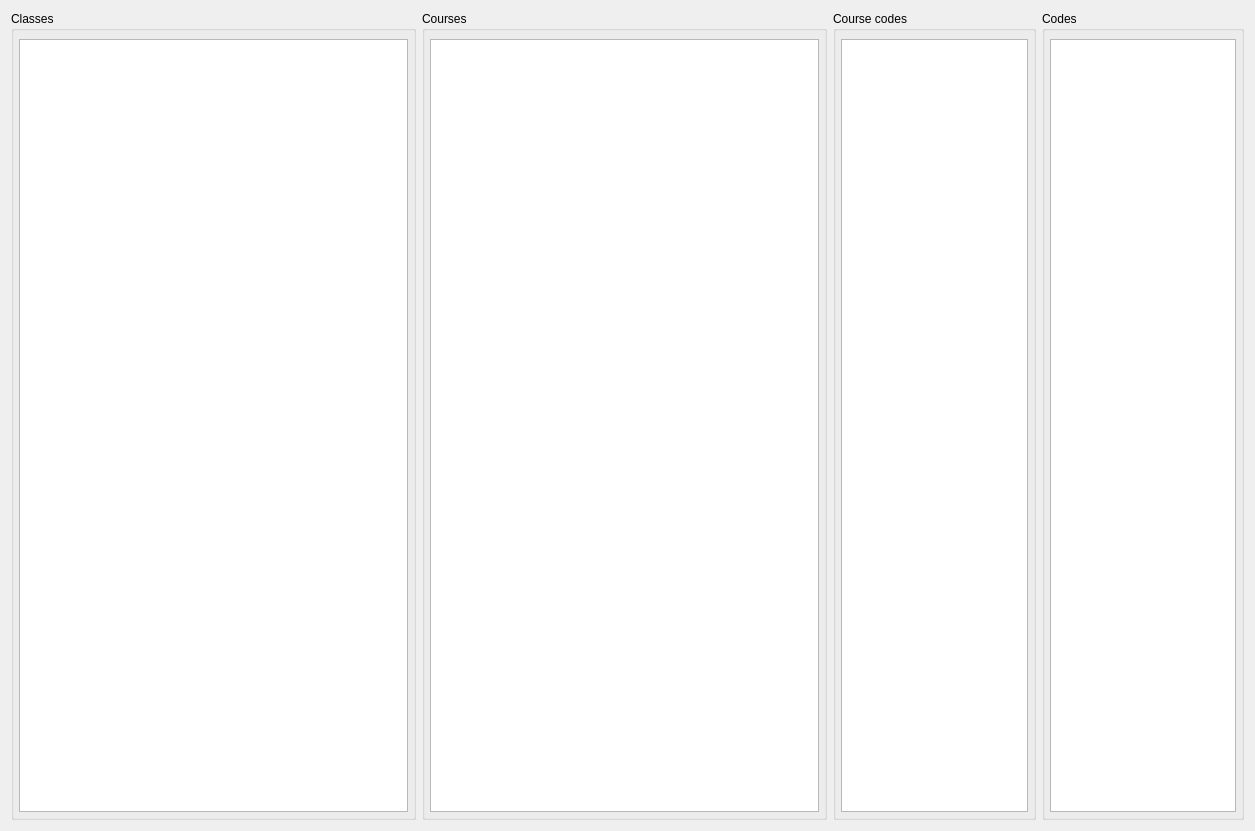
Before: the Qt Designer form quickevent/app/plugins/qml/Classes/src/classeswidget.ui in Quick-Event/quickbox, drawn with Qt 5.
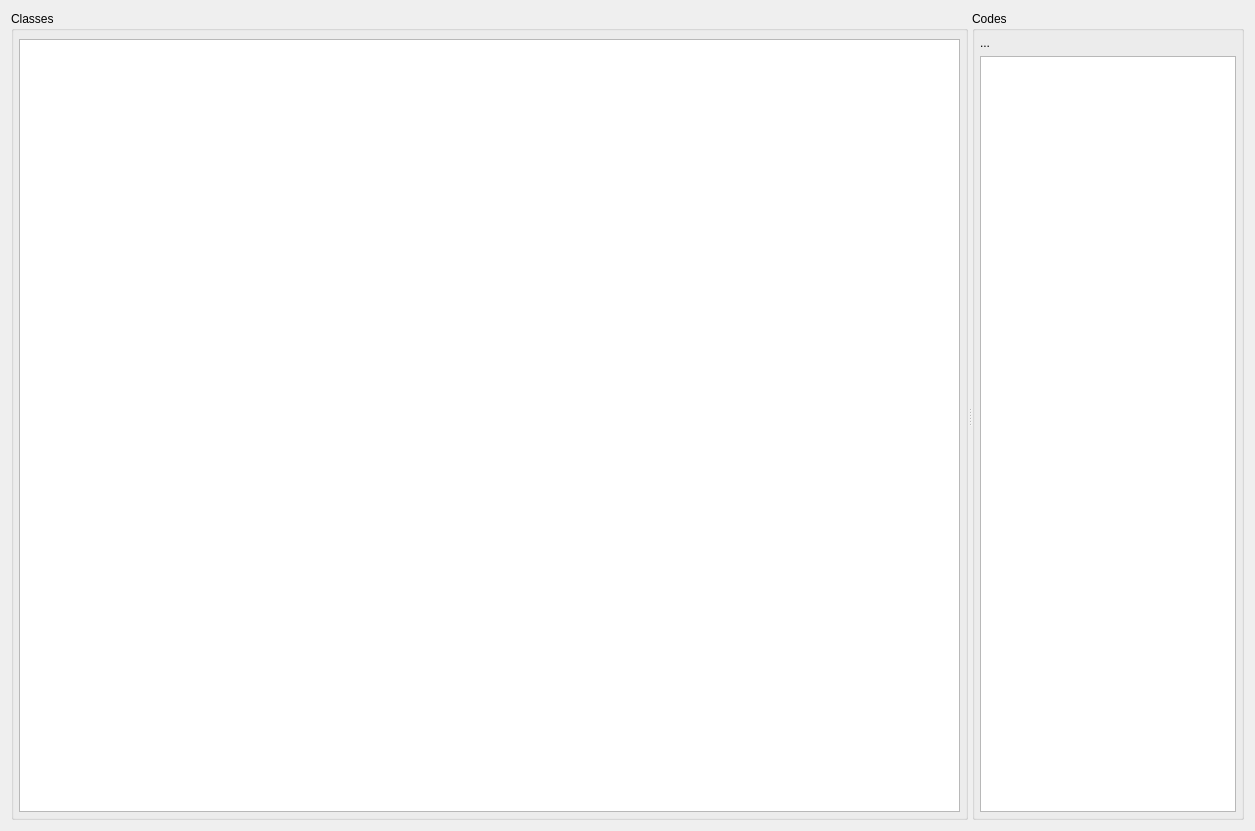
After: the same form once the commit is applied. Custom widgets are drawn as their Qt base class.

Commit message: quickevent: course codes table

Diff of the .ui file:
```diff
--- a/quickevent/app/plugins/qml/Classes/src/classeswidget.ui
+++ b/quickevent/app/plugins/qml/Classes/src/classeswidget.ui
@@ -19,12 +19,16 @@
   <property name="windowTitle">
    <string>Form</string>
   </property>
-  <layout class="QHBoxLayout" name="horizontalLayout">
+  <layout class="QVBoxLayout" name="verticalLayout_2">
    <item>
+    <widget class="QSplitter" name="splitter">
+     <property name="orientation">
+      <enum>Qt::Horizontal</enum>
+     </property>
     <widget class="QGroupBox" name="groupBox">
      <property name="sizePolicy">
       <sizepolicy hsizetype="Preferred" vsizetype="Preferred">
-       <horstretch>2</horstretch>
+        <horstretch>4</horstretch>
        <verstretch>0</verstretch>
       </sizepolicy>
      </property>
@@ -55,84 +59,10 @@
       </item>
      </layout>
     </widget>
-   </item>
-   <item>
-    <widget class="QGroupBox" name="groupBox_2">
-     <property name="sizePolicy">
-      <sizepolicy hsizetype="Preferred" vsizetype="Preferred">
-       <horstretch>2</horstretch>
-       <verstretch>0</verstretch>
-      </sizepolicy>
-     </property>
-     <property name="title">
-      <string>Courses</string>
-     </property>
-     <layout class="QVBoxLayout" name="verticalLayout_2">
-      <property name="spacing">
-       <number>3</number>
-      </property>
-      <property name="leftMargin">
-       <number>5</number>
-      </property>
-      <property name="topMargin">
-       <number>5</number>
-      </property>
-      <property name="rightMargin">
-       <number>5</number>
-      </property>
-      <property name="bottomMargin">
-       <number>5</number>
-      </property>
-      <item>
-       <widget class="qf::qmlwidgets::TableViewToolBar" name="tblCoursesTB" native="true"/>
-      </item>
-      <item>
-       <widget class="qf::qmlwidgets::TableView" name="tblCourses"/>
-      </item>
-     </layout>
-    </widget>
-   </item>
-   <item>
-    <widget class="QGroupBox" name="groupBox_3">
-     <property name="sizePolicy">
-      <sizepolicy hsizetype="Preferred" vsizetype="Preferred">
-       <horstretch>1</horstretch>
-       <verstretch>0</verstretch>
-      </sizepolicy>
-     </property>
-     <property name="title">
-      <string>Course codes</string>
-     </property>
-     <layout class="QVBoxLayout" name="verticalLayout_3">
-      <property name="spacing">
-       <number>3</number>
-      </property>
-      <property name="leftMargin">
-       <number>5</number>
-      </property>
-      <property name="topMargin">
-       <number>5</number>
-      </property>
-      <property name="rightMargin">
-       <number>5</number>
-      </property>
-      <property name="bottomMargin">
-       <number>5</number>
-      </property>
-      <item>
-       <widget class="qf::qmlwidgets::TableViewToolBar" name="tblCourseCodesTB" native="true"/>
-      </item>
-      <item>
-       <widget class="qf::qmlwidgets::TableView" name="tblCourseCodes"/>
-      </item>
-     </layout>
-    </widget>
-   </item>
-   <item>
     <widget class="QGroupBox" name="groupBox_4">
      <property name="sizePolicy">
       <sizepolicy hsizetype="Preferred" vsizetype="Preferred">
-       <horstretch>1</horstretch>
+        <horstretch>0</horstretch>
        <verstretch>0</verstretch>
       </sizepolicy>
      </property>
@@ -156,12 +86,20 @@
        <number>5</number>
       </property>
       <item>
-       <widget class="qf::qmlwidgets::TableViewToolBar" name="tblCodesTB" native="true"/>
+        <widget class="QLabel" name="lblCourseCodes">
+         <property name="text">
+          <string>...</string>
+         </property>
+        </widget>
       </item>
       <item>
-       <widget class="qf::qmlwidgets::TableView" name="tblCodes"/>
-      </item>
-     </layout>
+        <widget class="qf::qmlwidgets::TableViewToolBar" name="tblCourseCodesTB" native="true"/>
+       </item>
+       <item>
+        <widget class="qf::qmlwidgets::TableView" name="tblCourseCodes"/>
+       </item>
+      </layout>
+     </widget>
     </widget>
    </item>
   </layout>
```
Lines whose indentation alone changed are shown as unchanged. The commit also changes 8 other files.
